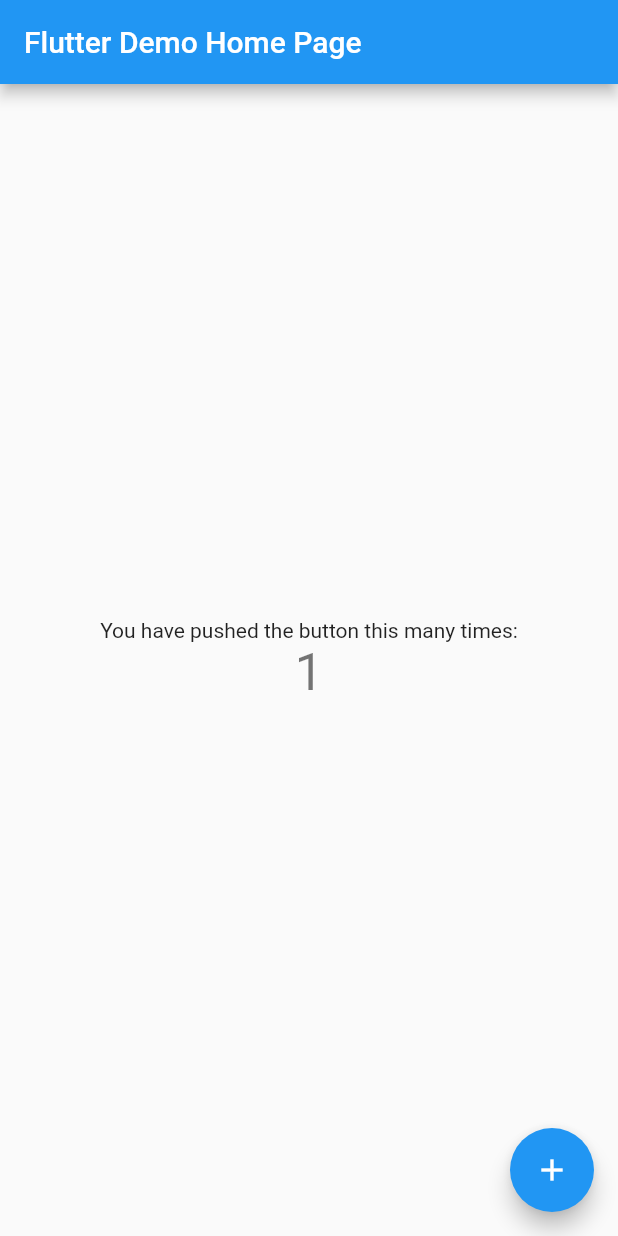
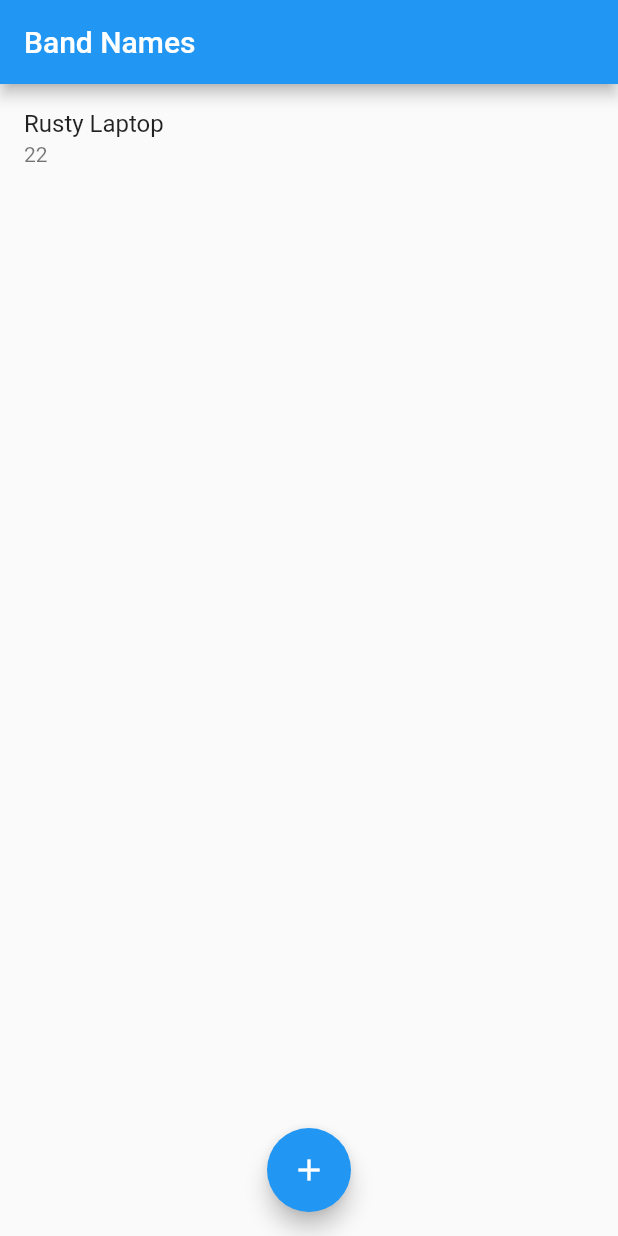
Before and after one commit to yoparky/wasteagram, a Flutter app: the screen it shows after launch, after a tap on the "add" icon, on a phone screen of 412 x 824 dp. Run offline on Flutter 3.47's test engine with Material 2 defaults, Android fonts, the phone set to English and light mode, and no system bars; our stand-ins replace cloud_firestore, firebase_core, firebase_storage, image_picker; accounts and stored records are empty.

Commit message:
Change outline code

```diff
--- /dev/null
+++ b/lib/entry_lists.dart
@@ -0,0 +1,57 @@
+import 'package:flutter/material.dart';
+import 'package:cloud_firestore/cloud_firestore.dart';
+
+class EntryLists extends StatefulWidget {
+  const EntryLists({Key? key}) : super(key: key);
+
+  @override
+  EntryListsState createState() => EntryListsState();
+}
+
+class EntryListsState extends State<EntryLists> {
+  @override
+  Widget build(BuildContext context) {
+    return Scaffold(
+      appBar: AppBar(title: const Text('Band Names')),
+      body: StreamBuilder(
+          stream:
+              FirebaseFirestore.instance.collection('bandnames').snapshots(),
+          builder:
+              (BuildContext context, AsyncSnapshot<QuerySnapshot> snapshot) {
+            if (snapshot.hasData && snapshot.data!.docs.isNotEmpty) {
+              return ListView.builder(
+                  itemCount: snapshot.data!.docs.length,
+                  itemBuilder: (context, index) {
+                    var post = snapshot.data!.docs[index];
+                    return ListTile(
+                        title: Text(post['name']),
+                        subtitle: Text(post['votes'].toString()));
+                  });
+            } else {
+              return const Center(child: CircularProgressIndicator());
+            }
+          }),
+      floatingActionButton: const NewEntryButton(),
+      floatingActionButtonLocation: FloatingActionButtonLocation.centerFloat,
+    );
+  }
+}
+
+/*
+ * As an example I have added functionality to add an entry to the collection
+ * if the button is pressed
+ */
+class NewEntryButton extends StatelessWidget {
+  const NewEntryButton({super.key});
+
+  @override
+  Widget build(BuildContext context) {
+    return FloatingActionButton(
+        child: const Icon(Icons.add),
+        onPressed: () {
+          FirebaseFirestore.instance
+              .collection('bandnames')
+              .add({'name': 'Rusty Laptop', 'votes': 22});
+        });
+  }
+}
--- a/lib/main.dart
+++ b/lib/main.dart
@@ -1,13 +1,18 @@
 import 'package:flutter/material.dart';
+import 'entry_lists.dart';
+import 'package:firebase_core/firebase_core.dart';
 
-void main() {
-  runApp(const MyApp());
+Future<void> main() async {
+  WidgetsFlutterBinding.ensureInitialized();
+  await Firebase.initializeApp();
+  runApp(const App(title: 'Module 9 Exploration 3'));
 }
 
-class MyApp extends StatelessWidget {
-  const MyApp({super.key});
+class App extends StatelessWidget {
+  final String title;
 
-  // This widget is the root of your application.
+  const App({Key? key, required this.title}) : super(key: key);
+
   @override
   Widget build(BuildContext context) {
     return MaterialApp(
@@ -17,57 +22,6 @@ class MyApp extends StatelessWidget {
         ),
         darkTheme: ThemeData.dark(),
         themeMode: ThemeMode.system,
-      home: const MyHomePage(title: 'Flutter Demo Home Page'),
-    );
+        home: Scaffold(body: EntryLists(key: key)));
   }
 }
-
-class MyHomePage extends StatefulWidget {
-  const MyHomePage({super.key, required this.title});
-
-  final String title;
-
-  @override
-  State<MyHomePage> createState() => _MyHomePageState();
-}
-
-class _MyHomePageState extends State<MyHomePage> {
-  int _counter = 0;
-
-  void _incrementCounter() {
-    setState(() {
-      _counter++;
-    });
-  }
-
-  @override
-  Widget build(BuildContext context) {
-
-    return Scaffold(
-      appBar: AppBar(
-
-        title: Text(widget.title),
-      ),
-      body: Center(
-
-        child: Column(
-          mainAxisAlignment: MainAxisAlignment.center,
-          children: <Widget>[
-            const Text(
-              'You have pushed the button this many times:',
-            ),
-            Text(
-              '$_counter',
-              style: Theme.of(context).textTheme.headlineMedium,
-            ),
-          ],
-        ),
-      ),
-      floatingActionButton: FloatingActionButton(
-        onPressed: _incrementCounter,
-        tooltip: 'Increment',
-        child: const Icon(Icons.add),
-      ), // This trailing comma makes auto-formatting nicer for build methods.
-    );
-  }
-}
--- /dev/null
+++ b/lib/screens/post_tiles.dart
@@ -0,0 +1,46 @@
+import 'dart:io';
+import 'package:flutter/material.dart';
+import 'package:image_picker/image_picker.dart';
+import 'package:cloud_firestore/cloud_firestore.dart';
+import 'package:firebase_storage/firebase_storage.dart';
+import 'package:path/path.dart' as Path;
+
+class PostTiles extends StatefulWidget {
+  const PostTiles({super.key});
+
+  @override
+  State<PostTiles> createState() => _PostTilesState();
+}
+
+class _PostTilesState extends State<PostTiles> {
+
+  File? image;
+
+  Future getImage() async {
+
+  }
+
+  @override
+  Widget build(BuildContext context) {
+    return StreamBuilder(
+      stream: FirebaseFirestore.instance.collection('posts').snapshots(),
+      builder: (content, snapshot) {
+        if (snapshot.hasData && snapshot.data!.docs.isNotEmpty) {
+          return ListView.builder(
+            itemCount: snapshot.data!.docs.length,
+            itemBuilder: (context, index) {
+              var post = snapshot.data!.docs[index];
+              return ListTile(
+                title: Text(post['name']),
+                subtitle: Text(post['votes'].toString())
+              );
+            }
+          );
+        } else {
+          return const Center(child: CircularProgressIndicator());
+        }
+
+      }
+    );
+  }
+}
```
Lines whose indentation alone changed are shown as unchanged.
